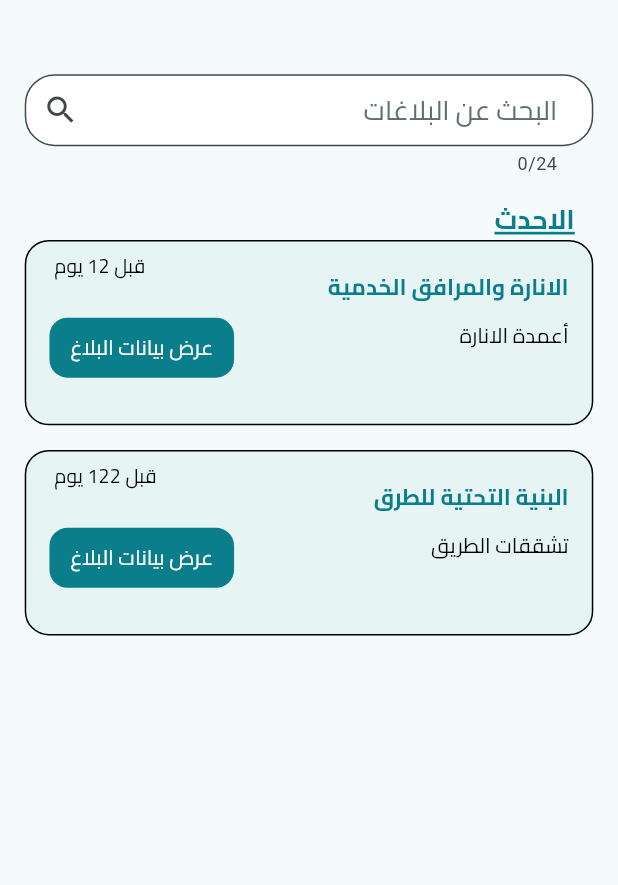
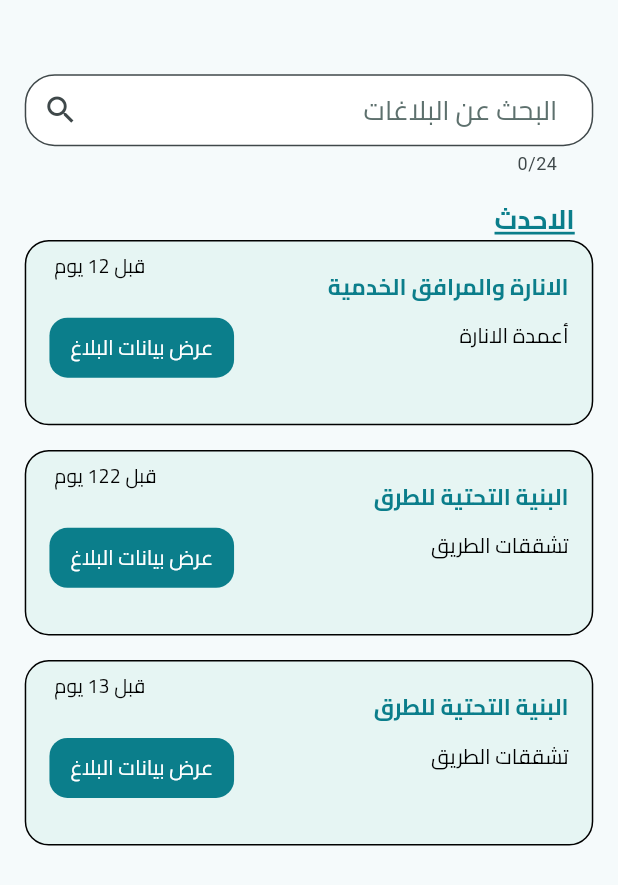
Before and after one commit to Abdullah-Jehani/Eamar_app, a Flutter app: the CenterScreen screen opened directly, on a phone screen of 412 x 824 dp. Shown: the top 885 px of the screen. Run offline on Flutter 3.47's test engine with Material 3 defaults, Android fonts, the phone set to English and light mode, and no system bars; our stand-ins replace confetti, flutter_svg, google_nav_bar, image_picker, line_icons, shared_preferences and 1 more; missing offline and left inert: iconify_flutter; accounts and stored records are empty.

```diff
--- a/lib/screens/main/center_screen.dart
+++ b/lib/screens/main/center_screen.dart
@@ -24,7 +24,13 @@ class _CenterScreenState extends State<CenterScreen> {
       'issueType': 'البنية التحتية للطرق',
       "issueDetails": 'تشققات الطريق',
       "days": 122
-    }
+    },
+    {
+      "id": 3,
+      'issueType': 'البنية التحتية للطرق',
+      "issueDetails": 'تشققات الطريق',
+      "days": 13
+    },
   ];
   List<Map<String, dynamic>> foundReports = [];
   @override
```
